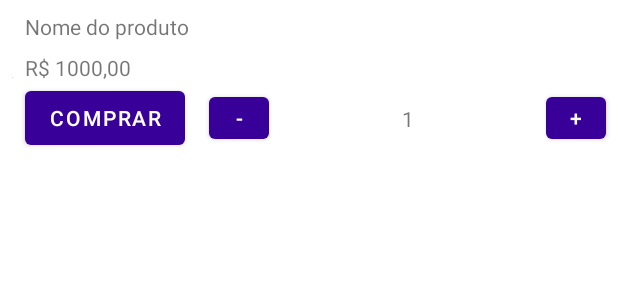
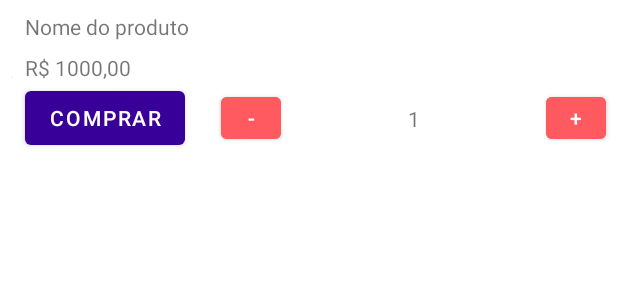
Before and after one commit to dev-paulo-furtado/OutletExpressMovel, an Android app: the layout itemlist_carrinho.xml on its own in the app's theme, with its tools: preview values and no code run, on a phone screen of 412 x 824 dp. Shown: the top 300 px of the screen. Run offline under Robolectric (Android 15) with nearby library versions, the phone set to English and light mode, and no system bars.

Commit message:
Tela de pesquisa

```diff
--- a/app/src/main/res/layout/activity_pesquisa.xml
+++ b/app/src/main/res/layout/activity_pesquisa.xml
@@ -31,8 +31,8 @@
         app:layout_constraintTop_toTopOf="parent" />
 
     <androidx.recyclerview.widget.RecyclerView
-        android:layout_width="0dp"
-        android:layout_height="0dp"
+        android:layout_width="409dp"
+        android:layout_height="673dp"
         android:layout_marginTop="8dp"
         app:layout_constraintBottom_toBottomOf="parent"
         app:layout_constraintEnd_toEndOf="parent"
--- a/app/src/main/res/layout/itemlist_carrinho.xml
+++ b/app/src/main/res/layout/itemlist_carrinho.xml
@@ -55,7 +55,8 @@
         android:id="@+id/button10"
         android:layout_width="40dp"
         android:layout_height="40dp"
-        android:layout_marginStart="16dp"
+        android:layout_marginStart="24dp"
+        android:backgroundTint="@color/secondaryColor"
         android:text="-"
         app:layout_constraintBottom_toBottomOf="parent"
         app:layout_constraintStart_toEndOf="@+id/button8"
@@ -66,6 +67,7 @@
         android:layout_width="40dp"
         android:layout_height="40dp"
         android:layout_marginEnd="8dp"
+        android:backgroundTint="@color/secondaryColor"
         android:text="+"
         app:layout_constraintBottom_toBottomOf="parent"
         app:layout_constraintEnd_toEndOf="parent"
```
